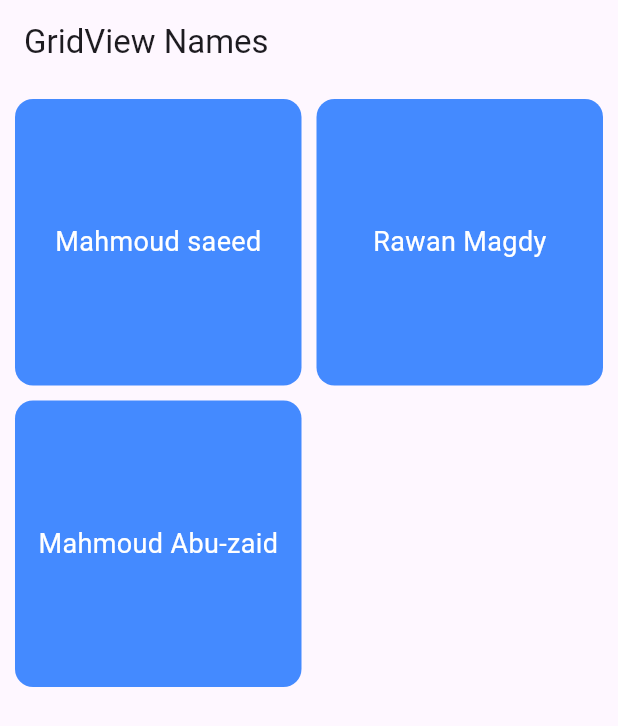
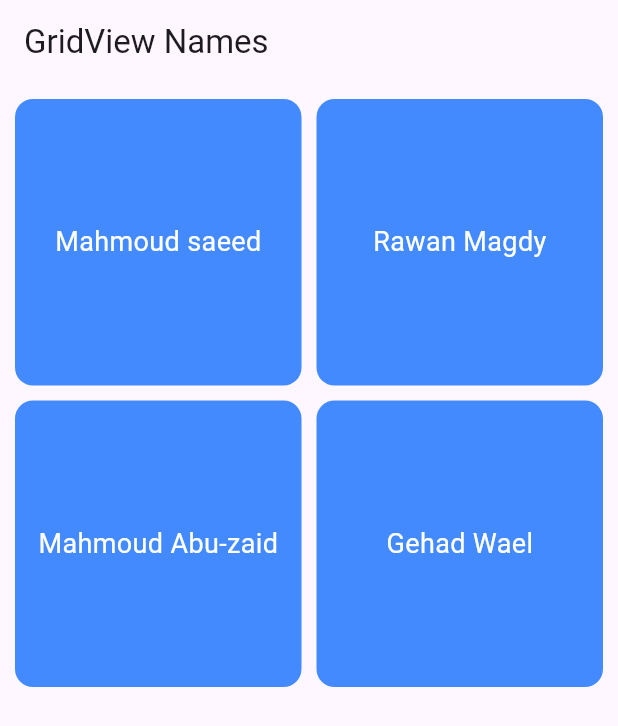
Before and after one commit to mahmoudsaeedm24/nti_std, a Flutter app: the screen it shows after launch, on a phone screen of 412 x 824 dp. Shown: the top 726 px of the screen. Run offline on Flutter 3.47's test engine with Material 3 defaults, Android fonts, the phone set to English and light mode, and no system bars.

Commit message:
Gehad wael

```diff
--- a/lib/features/data_source.dart
+++ b/lib/features/data_source.dart
@@ -24,4 +24,9 @@ I just wanted to take a moment to sincerely thank you, Your respectful attitude,
     message:
         "شكرا يا بشمهندس حضرتك كنت خير معلم اتعلمت من حضرتك حجات كتير مش بس فمحتوى الكورس بل واتعلمت من أخلاقك. حضرت شخصية خلوقه  انا سعيد جدا  بجد انى كنت مع حضرتك  ربنا يبارك فيك واسمع عن حضرتك كل خير  .",
   ),
+  Person(name: "Gehad Wael",
+      message: """ ❤️With respect, Eng. Mohamed Emad, I want to express my heartfelt gratitude to you. You were not only a great instructor who explained the course with clarity,  but also a true mentor who shared life lessons that touched me deeply. Your respectful character and the values you always reflect—patience, ethics,
+   and perseverance—made a real difference in my perspective.
+ ✨Personally, I used to focus only on the final result, but through your advice and stories I learned to be patient with myself, to trust the process, and to believe that not all great outcomes appear immediately. This lesson is something I will carry with me beyond the classroom.🌸I truly appreciate the time, effort, and sincerity you put into teaching us. I wish you continuous success, happiness, and blessings in your life.""",screenColor: ColorPallete.def)
+
 ];
```
